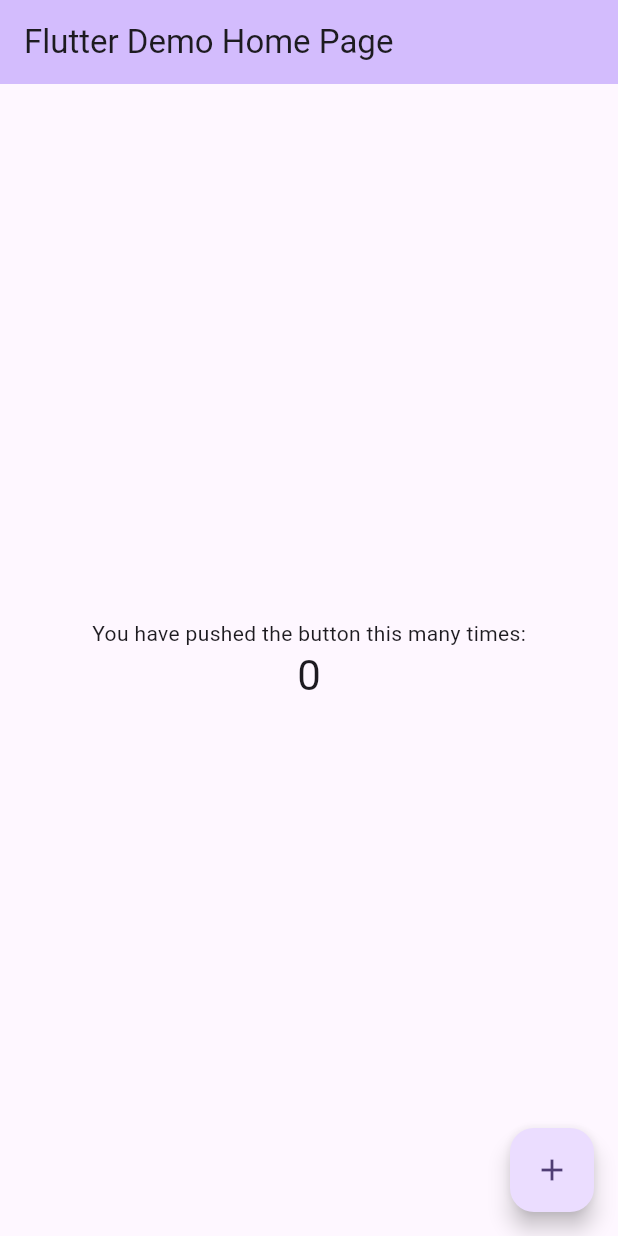
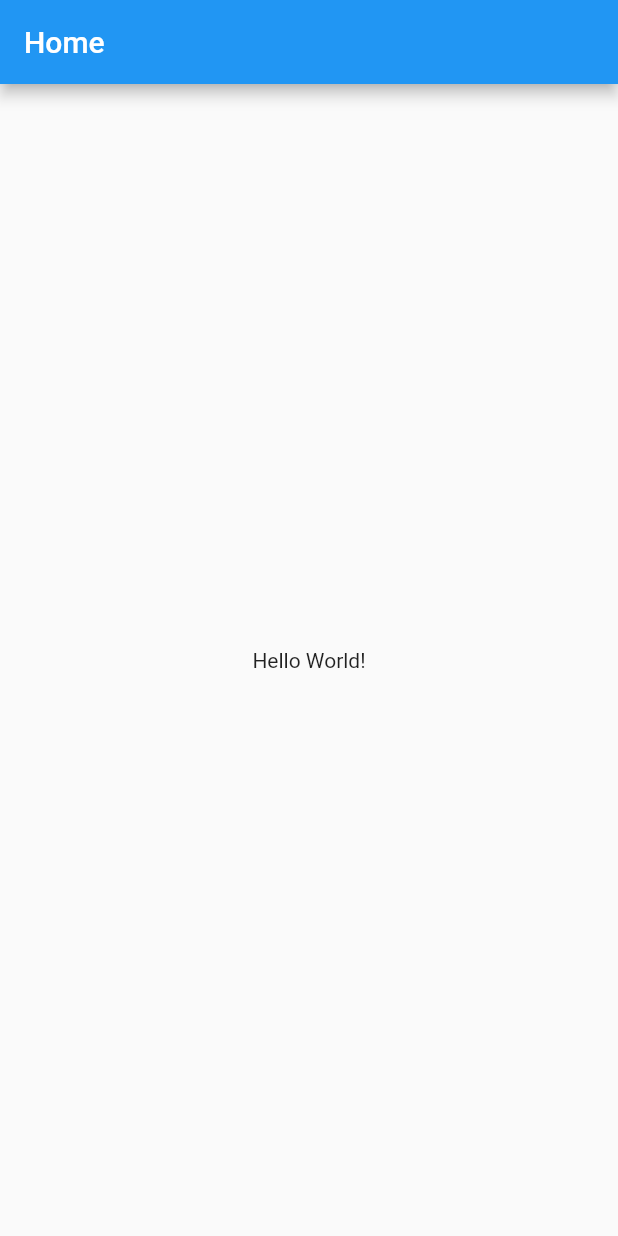
Before and after one commit to EduCassPacheco/conencta_santa_cruz, a Flutter app: the screen it shows after launch, on a phone screen of 412 x 824 dp. Run offline on Flutter 3.47's test engine with Material 2 defaults, Android fonts, the phone set to English and light mode, and no system bars; our stand-ins replace get.

Commit message:
Adicionado estrutura do getX

```diff
--- /dev/null
+++ b/lib/app/modules/home_binding.dart
@@ -0,0 +1,9 @@
+import 'package:conecta_santa_cruz/app/modules/home_controller.dart';
+import 'package:get/get.dart';
+
+class HomeBinding extends Bindings {
+  @override
+  void dependencies() {
+    Get.lazyPut(() => HomeController());
+  }
+}
--- /dev/null
+++ b/lib/app/modules/home_controller.dart
@@ -0,0 +1,3 @@
+import 'package:get/get.dart';
+
+class HomeController extends GetxController {}
--- /dev/null
+++ b/lib/app/modules/home_page.dart
@@ -0,0 +1,19 @@
+import 'package:flutter/material.dart';
+import 'package:conecta_santa_cruz/app/modules/home_controller.dart';
+import 'package:get/get.dart';
+
+class HomePage extends StatelessWidget {
+  @override
+  Widget build(BuildContext context) {
+    return GetBuilder<HomeController>(
+      builder: (controller) => Scaffold(
+        appBar: AppBar(
+          title: const Text('Home'),
+        ),
+        body: const Center(
+          child: Text('Hello World!'),
+        ),
+      ),
+    );
+  }
+}
--- /dev/null
+++ b/lib/app/routes/app_pages.dart
@@ -0,0 +1,14 @@
+import 'package:conecta_santa_cruz/app/modules/home_binding.dart';
+import 'package:conecta_santa_cruz/app/modules/home_page.dart';
+import 'package:conecta_santa_cruz/app/routes/app_routes.dart';
+import 'package:get/get.dart';
+
+class AppPages {
+  static final List<GetPage> pages = [
+    GetPage(
+      name: AppRoutes.home,
+      page: () => HomePage(),
+      binding: HomeBinding(),
+    ),
+  ];
+}
--- /dev/null
+++ b/lib/app/routes/app_routes.dart
@@ -0,0 +1,3 @@
+class AppRoutes {
+  static const home = '/home';
+}
--- a/lib/main.dart
+++ b/lib/main.dart
@@ -1,125 +1,26 @@
 import 'package:flutter/material.dart';
+import 'package:conecta_santa_cruz/app/modules/home_binding.dart';
+import 'package:conecta_santa_cruz/app/modules/home_page.dart';
+import 'package:conecta_santa_cruz/app/routes/app_pages.dart';
+import 'package:get/get.dart';
 
 void main() {
   runApp(const MyApp());
 }
 
 class MyApp extends StatelessWidget {
-  const MyApp({super.key});
+  const MyApp({Key? key}) : super(key: key);
 
   // This widget is the root of your application.
   @override
   Widget build(BuildContext context) {
-    return MaterialApp(
+    return GetMaterialApp(
+      debugShowCheckedModeBanner: false,
       title: 'Flutter Demo',
-      theme: ThemeData(
-        // This is the theme of your application.
-        //
-        // TRY THIS: Try running your application with "flutter run". You'll see
-        // the application has a blue toolbar. Then, without quitting the app,
-        // try changing the seedColor in the colorScheme below to Colors.green
-        // and then invoke "hot reload" (save your changes or press the "hot
-        // reload" button in a Flutter-supported IDE, or press "r" if you used
-        // the command line to start the app).
-        //
-        // Notice that the counter didn't reset back to zero; the application
-        // state is not lost during the reload. To reset the state, use hot
-        // restart instead.
-        //
-        // This works for code too, not just values: Most code changes can be
-        // tested with just a hot reload.
-        colorScheme: ColorScheme.fromSeed(seedColor: Colors.deepPurple),
-        useMaterial3: true,
-      ),
-      home: const MyHomePage(title: 'Flutter Demo Home Page'),
+      theme: ThemeData(primarySwatch: Colors.blue),
+      initialBinding: HomeBinding(),
+      home: HomePage(),
+      getPages: AppPages.pages,
     );
   }
 }
-
-class MyHomePage extends StatefulWidget {
-  const MyHomePage({super.key, required this.title});
-
-  // This widget is the home page of your application. It is stateful, meaning
-  // that it has a State object (defined below) that contains fields that affect
-  // how it looks.
-
-  // This class is the configuration for the state. It holds the values (in this
-  // case the title) provided by the parent (in this case the App widget) and
-  // used by the build method of the State. Fields in a Widget subclass are
-  // always marked "final".
-
-  final String title;
-
-  @override
-  State<MyHomePage> createState() => _MyHomePageState();
-}
-
-class _MyHomePageState extends State<MyHomePage> {
-  int _counter = 0;
-
-  void _incrementCounter() {
-    setState(() {
-      // This call to setState tells the Flutter framework that something has
-      // changed in this State, which causes it to rerun the build method below
-      // so that the display can reflect the updated values. If we changed
-      // _counter without calling setState(), then the build method would not be
-      // called again, and so nothing would appear to happen.
-      _counter++;
-    });
-  }
-
-  @override
-  Widget build(BuildContext context) {
-    // This method is rerun every time setState is called, for instance as done
-    // by the _incrementCounter method above.
-    //
-    // The Flutter framework has been optimized to make rerunning build methods
-    // fast, so that you can just rebuild anything that needs updating rather
-    // than having to individually change instances of widgets.
-    return Scaffold(
-      appBar: AppBar(
-        // TRY THIS: Try changing the color here to a specific color (to
-        // Colors.amber, perhaps?) and trigger a hot reload to see the AppBar
-        // change color while the other colors stay the same.
-        backgroundColor: Theme.of(context).colorScheme.inversePrimary,
-        // Here we take the value from the MyHomePage object that was created by
-        // the App.build method, and use it to set our appbar title.
-        title: Text(widget.title),
-      ),
-      body: Center(
-        // Center is a layout widget. It takes a single child and positions it
-        // in the middle of the parent.
-        child: Column(
-          // Column is also a layout widget. It takes a list of children and
-          // arranges them vertically. By default, it sizes itself to fit its
-          // children horizontally, and tries to be as tall as its parent.
-          //
-          // Column has various properties to control how it sizes itself and
-          // how it positions its children. Here we use mainAxisAlignment to
-          // center the children vertically; the main axis here is the vertical
-          // axis because Columns are vertical (the cross axis would be
-          // horizontal).
-          //
-          // TRY THIS: Invoke "debug painting" (choose the "Toggle Debug Paint"
-          // action in the IDE, or press "p" in the console), to see the
-          // wireframe for each widget.
-          mainAxisAlignment: MainAxisAlignment.center,
-          children: <Widget>[
-            const Text(
-              'You have pushed the button this many times:',
-            ),
-            Text(
-              '$_counter',
-              style: Theme.of(context).textTheme.headlineMedium,
-            ),
-          ],
-        ),
-      ),
-      floatingActionButton: FloatingActionButton(
-        onPressed: _incrementCounter,
-        tooltip: 'Increment',
-        child: const Icon(Icons.add),
-      ), // This trailing comma makes auto-formatting nicer for build methods.
-    );
-  }
-}
--- a/pubspec.yaml
+++ b/pubspec.yaml
@@ -36,7 +36,7 @@ dependencies:
   # The following adds the Cupertino Icons font to your application.
   # Use with the CupertinoIcons class for iOS style icons.
   cupertino_icons: ^1.0.2
-  get: ^4.6.1
+  get: ^4.6.5
 
 dev_dependencies:
   flutter_test:
```
